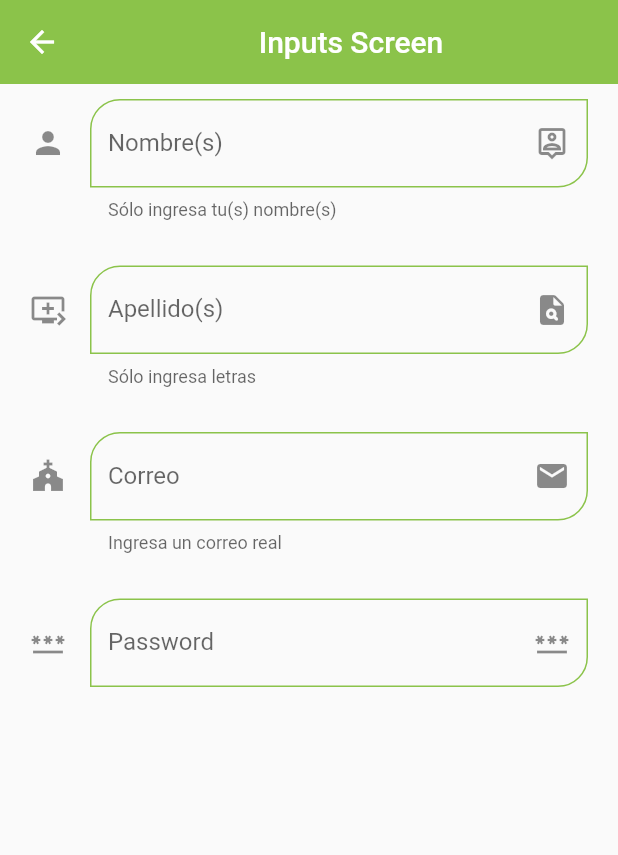
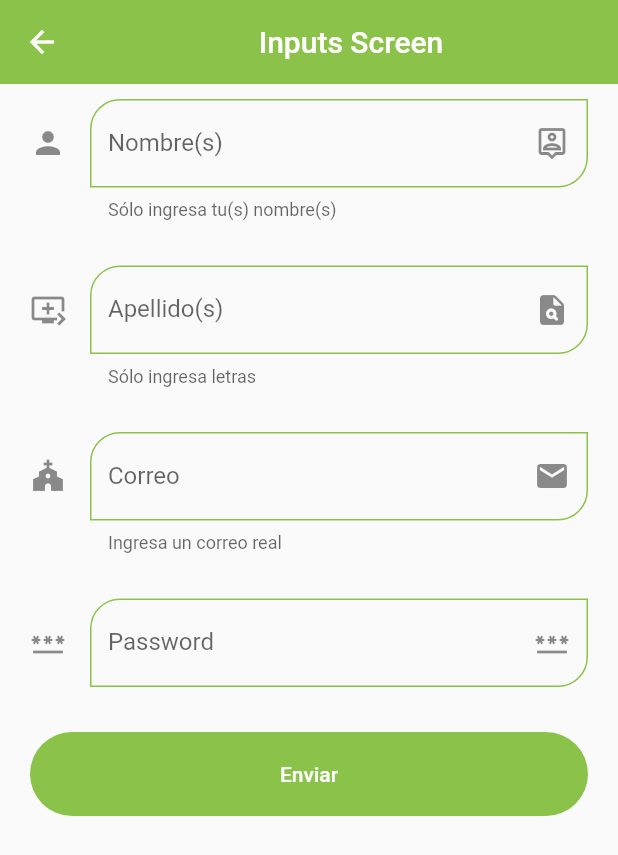
Before and after one commit to esteban1810/Flutter-FH, a Flutter app: the InputsScreen screen opened by its route, on a phone screen of 412 x 824 dp. Shown: the top 855 px of the screen. Run offline on Flutter 3.47's test engine with Material 2 defaults, Android fonts, the phone set to English and light mode, and no system bars.

Commit message:
92. Valores del formulario

```diff
--- a/S6 Componentes de flutter/fl_components/lib/screens/inputs_screen.dart
+++ b/S6 Componentes de flutter/fl_components/lib/screens/inputs_screen.dart
@@ -10,6 +10,13 @@ class InputsScreen extends StatelessWidget {
 
   @override
   Widget build(BuildContext context) {
+    final Map<String,String> mapa = {
+      'nombre':'Pedro Sevilla'
+    };
+
+    final GlobalKey<FormState> globalKey = GlobalKey<FormState>();
+
+
     return Scaffold(
       appBar: AppBar(
         title: const Center(child: Text('Inputs Screen')),
@@ -17,28 +24,30 @@ class InputsScreen extends StatelessWidget {
       body: SingleChildScrollView(
          child: Padding(
            padding: const EdgeInsets.symmetric(horizontal: 20, vertical: 10),
+           child: Form(
+             key: globalKey,
              child: Column(
-            children: const [
-              CustomTextField1(
+              children: [
+                const CustomTextField1(
                   hintText: 'Escribe tu(s) nombre(s)',
                   labelText: 'Nombre(s)',
                   helperText: 'Sólo ingresa tu(s) nombre(s)',
                   icon: Icon(Icons.person),
                   suffixIcon: Icon(Icons.person_pin_outlined)),
 
-                SizedBox(height: 30,),
+                  const SizedBox(height: 30,),
 
-              CustomTextField1(
+                const CustomTextField1(
                   hintText: 'Escribe tu(s) apellido(s)',
                   labelText: 'Apellido(s)',
                   helperText: 'Sólo ingresa letras',
                   icon: Icon(Icons.queue_play_next_outlined),
                   suffixIcon: Icon(Icons.plagiarism_rounded)),
 
-                SizedBox(height: 30,),
+                  const SizedBox(height: 30,),
 
 
-              CustomTextField1(
+                const CustomTextField1(
                   hintText: 'Escribe tu correo',
                   labelText: 'Correo',
                   helperText: 'Ingresa un correo real',
@@ -46,10 +55,10 @@ class InputsScreen extends StatelessWidget {
                   textInputType: TextInputType.emailAddress,
                   suffixIcon: Icon(Icons.email)),
 
-                SizedBox(height: 30,),
+                  const SizedBox(height: 30,),
 
 
-              CustomTextField1(
+                const CustomTextField1(
                   hintText: 'Escribe tu password',
                   labelText: 'Password',
                   // helperText: 'Ingresa ',
@@ -58,7 +67,23 @@ class InputsScreen extends StatelessWidget {
                   // textInputType: TextInputType.emailAddress,
                   suffixIcon: Icon(Icons.password)),
 
+                  const SizedBox(height: 30,),
+
+                  ElevatedButton(onPressed: (){
+                    FocusScope.of(context).requestFocus(FocusNode());
+                    if(!globalKey.currentState!.validate()){
+                      return;
+                    }
+                  },
+                  child: const SizedBox(
+                    width: double.infinity,
+                    child: SizedBox(
+                      child: Center(child: Text('Enviar'),),
+                    ),
+                  ))
+
                    ]),
+           ),
          ),
       ),
     );
```
Lines whose indentation alone changed are shown as unchanged.
